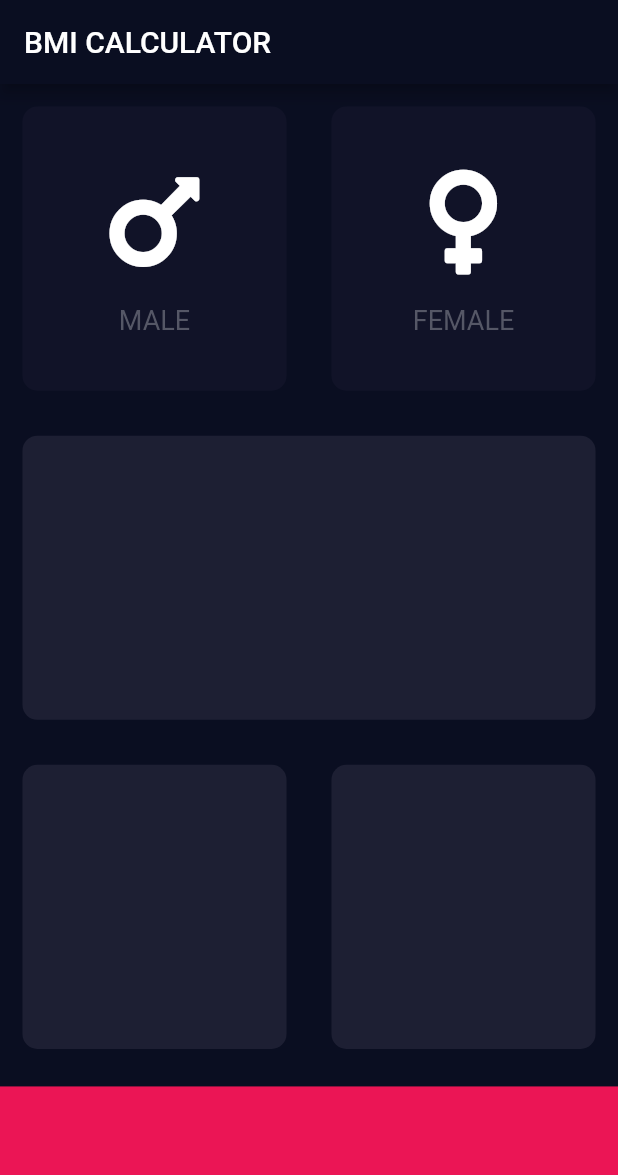
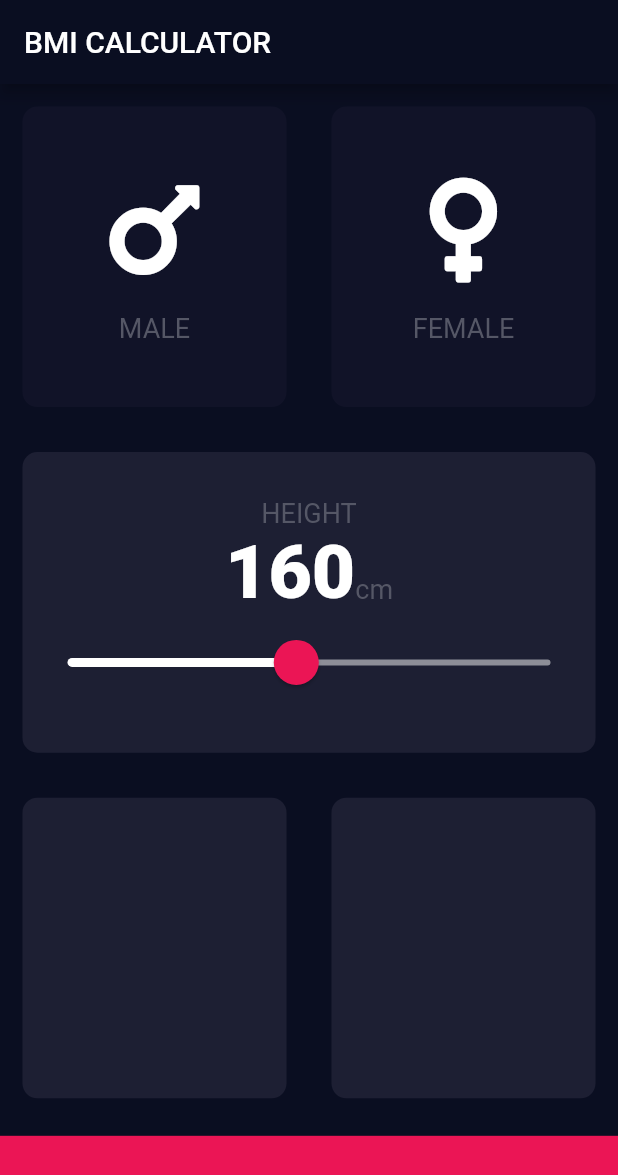
Before and after one commit to MostafaAE/BMI-Calculator, a Flutter app: the screen it shows after launch, on a phone screen of 412 x 824 dp. Shown: the top 1175 px of the screen. Run offline on Flutter 3.47's test engine with Material 2 defaults, Android fonts, the phone set to English and light mode, and no system bars; our stand-ins replace font_awesome_flutter.

Commit message:
Height Card with Slider

```diff
--- /dev/null
+++ b/lib/constants.dart
@@ -0,0 +1,15 @@
+import 'package:flutter/material.dart';
+
+const kActiveCardColour = Color(0xFF1D1F33);
+const kInactiveCardColour = Color(0xFF111328);
+const kBottomContainerColour = Color(0xFFEB1555);
+
+const kLabelTextStyle = TextStyle(
+  fontSize: 18.0,
+  color: Color(0xFF555766),
+);
+
+const kNumberTextStyle = TextStyle(
+  fontSize: 50.0,
+  fontWeight: FontWeight.w900,
+);
--- a/lib/icon_content.dart
+++ b/lib/icon_content.dart
@@ -1,9 +1,5 @@
 import 'package:flutter/material.dart';
-
-const cardTextStyle = TextStyle(
-  fontSize: 18.0,
-  color: Color(0xFF555766),
-);
+import 'constants.dart';
 
 class IconContent extends StatelessWidget {
   final IconData cardIcon;
@@ -22,7 +18,7 @@ class IconContent extends StatelessWidget {
         SizedBox(
           height: 15.0,
         ),
-        Text(cardText, style: cardTextStyle),
+        Text(cardText, style: kLabelTextStyle),
       ],
     );
   }
--- a/lib/input_page.dart
+++ b/lib/input_page.dart
@@ -2,10 +2,8 @@ import 'package:flutter/material.dart';
 import 'package:font_awesome_flutter/font_awesome_flutter.dart';
 import 'reusable_card.dart';
 import 'icon_content.dart';
+import 'constants.dart';
 
-const activeCardColour = Color(0xFF1D1F33);
-const inactiveCardColour = Color(0xFF111328);
-const bottomContainerColour = Color(0xFFEB1555);
 enum Gender {
   male,
   female,
@@ -18,6 +16,7 @@ class InputPage extends StatefulWidget {
 
 class _InputPageState extends State<InputPage> {
   Gender selectedGender;
+  int height = 160;
 
   @override
   Widget build(BuildContext context) {
@@ -28,38 +27,93 @@ class _InputPageState extends State<InputPage> {
       body: Column(
         children: [
           Expanded(
-            flex: 2,
+            flex: 3,
             child: Row(
               children: [
                 Expanded(
-                  child: GestureDetector(
-                    onTap: () {
+                  child: ReusableCard(
+                    colour: selectedGender == Gender.male
+                        ? kActiveCardColour
+                        : kInactiveCardColour,
+                    cardChild: IconContent(
+                        cardIcon: FontAwesomeIcons.mars, cardText: 'MALE'),
+                    onPress: () {
                       setState(() {
                         selectedGender = Gender.male;
                       });
                     },
-                    child: ReusableCard(
-                      colour: selectedGender == Gender.male
-                          ? activeCardColour
-                          : inactiveCardColour,
-                      cardChild: IconContent(
-                          cardIcon: FontAwesomeIcons.mars, cardText: 'MALE'),
-                    ),
                   ),
                 ),
                 Expanded(
-                  child: GestureDetector(
-                    onTap: () {
+                  child: ReusableCard(
+                    colour: selectedGender == Gender.female
+                        ? kActiveCardColour
+                        : kInactiveCardColour,
+                    cardChild: IconContent(
+                        cardIcon: FontAwesomeIcons.venus, cardText: 'FEMALE'),
+                    onPress: () {
                       setState(() {
                         selectedGender = Gender.female;
                       });
                     },
-                    child: ReusableCard(
-                      colour: selectedGender == Gender.female
-                          ? activeCardColour
-                          : inactiveCardColour,
-                      cardChild: IconContent(
-                          cardIcon: FontAwesomeIcons.venus, cardText: 'FEMALE'),
+                  ),
+                ),
+              ],
+            ),
+          ),
+          Expanded(
+            flex: 3,
+            child: Row(
+              children: [
+                Expanded(
+                  child: ReusableCard(
+                    colour: kActiveCardColour,
+                    cardChild: Column(
+                      mainAxisAlignment: MainAxisAlignment.center,
+                      children: [
+                        Text(
+                          'HEIGHT',
+                          style: kLabelTextStyle,
+                        ),
+                        Row(
+                          mainAxisAlignment: MainAxisAlignment.center,
+                          crossAxisAlignment: CrossAxisAlignment.baseline,
+                          textBaseline: TextBaseline.alphabetic,
+                          children: [
+                            Text(
+                              '$height',
+                              style: kNumberTextStyle,
+                            ),
+                            Text(
+                              'cm',
+                              style: kLabelTextStyle,
+                            ),
+                          ],
+                        ),
+                        SliderTheme(
+                          data: SliderTheme.of(context).copyWith(
+                            thumbShape: RoundSliderThumbShape(
+                              enabledThumbRadius: 15.0,
+                            ),
+                            overlayShape:
+                                RoundSliderOverlayShape(overlayRadius: 30.0),
+                            thumbColor: Color(0xFFEB1555),
+                            overlayColor: Color(0x29EB1555),
+                            activeTrackColor: Colors.white,
+                            inactiveTrackColor: Color(0xFF8D8E98),
+                          ),
+                          child: Slider(
+                            value: height.toDouble(),
+                            onChanged: (double newValue) {
+                              setState(() {
+                                height = newValue.toInt();
+                              });
+                            },
+                            min: 70,
+                            max: 260,
+                          ),
+                        ),
+                      ],
                     ),
                   ),
                 ),
@@ -67,24 +121,14 @@ class _InputPageState extends State<InputPage> {
             ),
           ),
           Expanded(
-            flex: 2,
+            flex: 3,
             child: Row(
               children: [
                 Expanded(
-                  child: ReusableCard(colour: activeCardColour),
-                ),
-              ],
-            ),
-          ),
-          Expanded(
-            flex: 2,
-            child: Row(
-              children: [
-                Expanded(
-                  child: ReusableCard(colour: activeCardColour),
+                  child: ReusableCard(colour: kActiveCardColour),
                 ),
                 Expanded(
-                  child: ReusableCard(colour: activeCardColour),
+                  child: ReusableCard(colour: kActiveCardColour),
                 ),
               ],
             ),
@@ -96,7 +140,7 @@ class _InputPageState extends State<InputPage> {
                 Expanded(
                   child: Container(
                     margin: EdgeInsets.only(top: 10),
-                    color: bottomContainerColour,
+                    color: kBottomContainerColour,
                   ),
                 ),
               ],
--- a/lib/reusable_card.dart
+++ b/lib/reusable_card.dart
@@ -3,17 +3,23 @@ import 'package:flutter/material.dart';
 class ReusableCard extends StatelessWidget {
   final Color colour;
   final Widget cardChild;
-  const ReusableCard({@required this.colour, this.cardChild});
+  final Function onPress;
+  const ReusableCard({@required this.colour, this.cardChild, this.onPress});
 
   @override
   Widget build(BuildContext context) {
-    return Container(
-      margin: EdgeInsets.all(15),
-      decoration: BoxDecoration(
-        color: colour,
-        borderRadius: BorderRadius.circular(10.0),
+    return GestureDetector(
+      onTap: () {
+        onPress();
+      },
+      child: Container(
+        margin: EdgeInsets.all(15),
+        decoration: BoxDecoration(
+          color: colour,
+          borderRadius: BorderRadius.circular(10.0),
+        ),
+        child: cardChild,
       ),
-      child: cardChild,
     );
   }
 }
```
